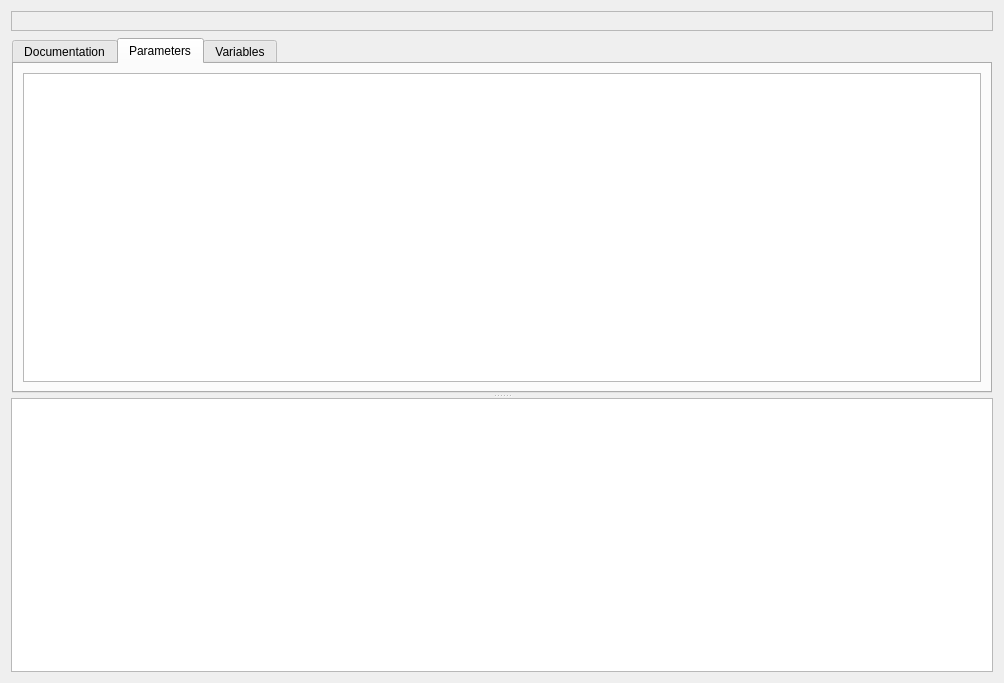
Above: cs8Components/cs8ProgramComponent/mdi/mdichild.ui from vdg1/cs8-components before the change. Below: the same form after it.
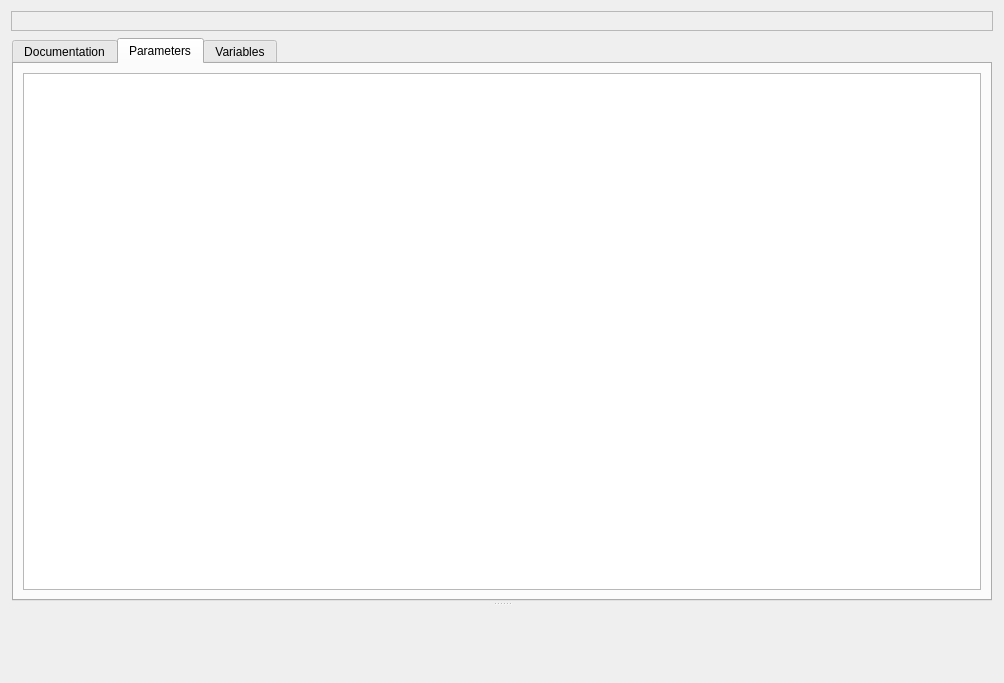
That is the form after the change. The open tabs and pages were chosen to show the change. Custom widgets are drawn as their Qt base class.

Commit message: Added test program for scintilla editor

Diff of the .ui file:
```diff
--- a/cs8Components/cs8ProgramComponent/mdi/mdichild.ui
+++ b/cs8Components/cs8ProgramComponent/mdi/mdichild.ui
@@ -16,6 +16,9 @@
   <layout class="QVBoxLayout" name="verticalLayout_2">
    <item>
     <widget class="QSplitter" name="splitter">
+     <property name="midLineWidth">
+      <number>1</number>
+     </property>
      <property name="orientation">
       <enum>Qt::Vertical</enum>
      </property>
@@ -89,6 +92,12 @@
                    <verstretch>0</verstretch>
                   </sizepolicy>
                  </property>
+                 <property name="alternatingRowColors">
+                  <bool>true</bool>
+                 </property>
+                 <attribute name="horizontalHeaderStretchLastSection">
+                  <bool>true</bool>
+                 </attribute>
                 </widget>
                </item>
               </layout>
@@ -118,15 +127,12 @@
        </item>
       </layout>
      </widget>
-     <widget class="CodeEditor" name="plainTextEditCode">
-      <property name="font">
-       <font>
-        <family>Courier New</family>
-        <pointsize>10</pointsize>
-       </font>
+     <widget class="QsciScintilla" name="plainTextEditCode">
+      <property name="toolTip">
+       <string/>
       </property>
-      <property name="readOnly">
-       <bool>false</bool>
+      <property name="whatsThis">
+       <string/>
       </property>
      </widget>
     </widget>
@@ -152,9 +158,9 @@
    <container>1</container>
   </customwidget>
   <customwidget>
-   <class>CodeEditor</class>
-   <extends>QPlainTextEdit</extends>
-   <header>codeeditor.h</header>
+   <class>QsciScintilla</class>
+   <extends>QFrame</extends>
+   <header>Qsci/qsciscintilla.h</header>
   </customwidget>
  </customwidgets>
  <resources/>
```
Left out of the diff: 9 changed lines with no effect on the pictures. The commit also changes 17 other files.
